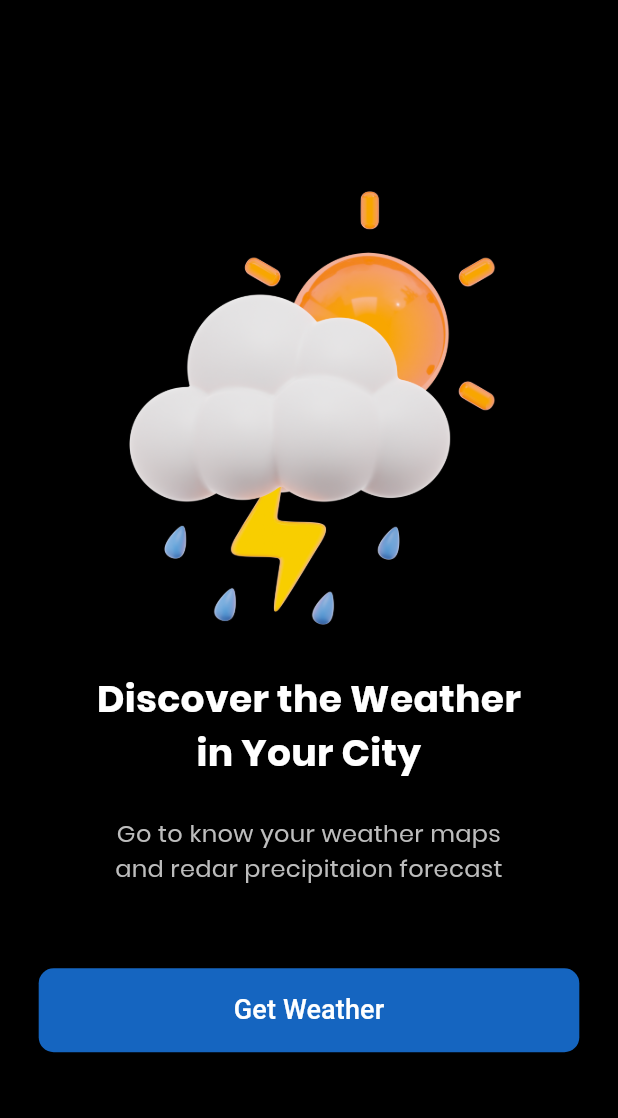
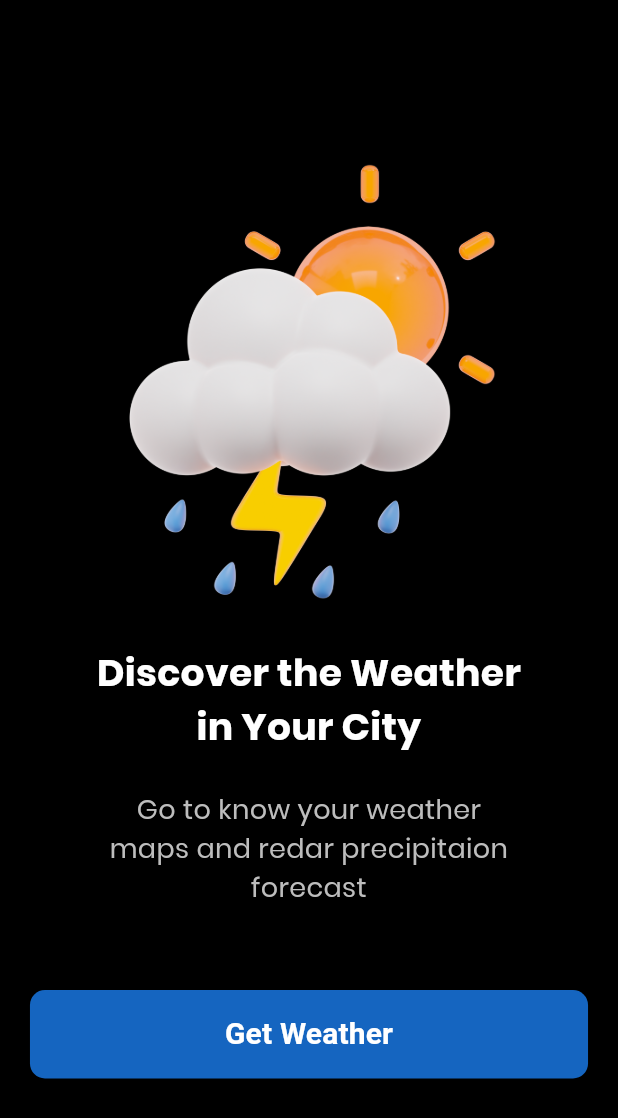
Before and after one commit to nbknri/Learning_Projects, a Flutter app: the screen it shows after launch, on a phone screen of 412 x 824 dp. Shown: the top 1118 px of the screen. Run offline on Flutter 3.47's test engine with Material 3 defaults, Android fonts, the light colour scheme and no system bars; our stand-ins replace audioplayers, cloud_firestore, dotted_border, firebase_core, geolocator, rflutter_alert and 1 more; accounts and stored records are empty; Roboto replaces fonts that are missing (Poppins Regualr).

Commit message:
complated nbk_weather app in flutter project

```diff
--- a/Flutter_Projects/nbk_weather/lib/datas/global_variabls.dart
+++ b/Flutter_Projects/nbk_weather/lib/datas/global_variabls.dart
@@ -1,5 +1,21 @@
+import 'package:flutter/material.dart';
+
 const apiKey = "b6cbe4186a0a461ba6e204235251110";
 const String apiUrl =
     "https://api.weatherapi.com/v1/current.json?key=$apiKey&q=";
 String errorMessage = "";
 String weatherMessage = "🌦️🌤️☀️🌧️";
+
+TextStyle appBarTextStyle = TextStyle(fontFamily: "Poppins Bold");
+
+TextStyle titleTextStyle = TextStyle(
+  fontSize: 25,
+  fontFamily: "Poppins Bold",
+  color: Colors.white,
+);
+
+TextStyle subTitleTextStyle = TextStyle(
+  fontSize: 18,
+  fontFamily: "Poppins Regular",
+  color: Colors.grey.shade400,
+);
--- a/Flutter_Projects/nbk_weather/lib/datas/network_manage.dart
+++ b/Flutter_Projects/nbk_weather/lib/datas/network_manage.dart
@@ -4,7 +4,7 @@ import 'package:nbk_weather/datas/global_variabls.dart';
 
 class NetworkManage {
   late String location;
-  late var data;
+  late dynamic data;
 
   NetworkManage({required this.location});
 
--- a/Flutter_Projects/nbk_weather/lib/screens/home_screen.dart
+++ b/Flutter_Projects/nbk_weather/lib/screens/home_screen.dart
@@ -1,5 +1,6 @@
 import 'package:flutter/material.dart';
-import 'package:nbk_weather/datas/error_message.dart';
+import 'package:nbk_weather/widgets/custom_button.dart';
+import 'package:nbk_weather/widgets/error_message.dart';
 import 'package:nbk_weather/datas/fetch_current_location.dart';
 import 'package:nbk_weather/datas/global_variabls.dart';
 import 'package:nbk_weather/screens/weather_screen.dart';
@@ -12,7 +13,7 @@ class HomeScreen extends StatefulWidget {
 }
 
 class _HomeScreenState extends State<HomeScreen> {
-  var locationJson;
+  dynamic locationJson;
 
   @override
   void initState() {
@@ -27,7 +28,7 @@ class _HomeScreenState extends State<HomeScreen> {
 
   void goToWeatherScreen() {
     if (locationJson != null) {
-      Navigator.push(
+      Navigator.pushReplacement(
         context,
         MaterialPageRoute(
           builder: (BuildContext context) =>
@@ -59,12 +60,7 @@ class _HomeScreenState extends State<HomeScreen> {
               child: Text(
                 "Discover the Weather in Your City",
                 textAlign: TextAlign.center,
-                style: TextStyle(
-                  fontSize: 25,
-                  fontWeight: FontWeight.w600,
-                  fontFamily: "Poppins Bold",
-                  color: Colors.white,
-                ),
+                style: titleTextStyle,
               ),
             ),
             SizedBox(height: 25),
@@ -73,34 +69,14 @@ class _HomeScreenState extends State<HomeScreen> {
               child: Text(
                 "Go to know your weather maps and redar precipitaion forecast",
                 textAlign: TextAlign.center,
-                style: TextStyle(
-                  fontSize: 16,
-                  fontFamily: "Poppins Regular",
-                  color: Colors.grey.shade400,
-                ),
+                style: subTitleTextStyle,
               ),
             ),
             SizedBox(height: 55),
-            ElevatedButton(
-              onPressed: () => goToWeatherScreen(),
-              style: ElevatedButton.styleFrom(
-                backgroundColor: Colors.blue.shade800,
-                padding: EdgeInsets.symmetric(
-                  horizontal: 130.0,
-                  vertical: 15.0,
-                ),
-                shape: RoundedRectangleBorder(
-                  borderRadius: BorderRadius.circular(10.0),
-                ),
-              ),
-              child: Text(
-                "Get Weather",
-                style: TextStyle(
-                  fontSize: 18,
-                  fontFamily: "Poppins Regualr",
-                  color: Colors.white,
-                ),
-              ),
+            CustomButton(
+              onPressed: goToWeatherScreen,
+              horizontalPadding: 130.0,
+              buttonText: "Get Weather",
             ),
           ],
         ),
--- /dev/null
+++ b/Flutter_Projects/nbk_weather/lib/widgets/custom_button.dart
@@ -0,0 +1,40 @@
+import 'package:flutter/material.dart';
+
+class CustomButton extends StatelessWidget {
+  const CustomButton({
+    super.key,
+    required this.onPressed,
+    required this.horizontalPadding,
+    required this.buttonText,
+  });
+
+  final void Function() onPressed;
+  final double horizontalPadding;
+  final String buttonText;
+
+  @override
+  Widget build(BuildContext context) {
+    return ElevatedButton(
+      onPressed: onPressed,
+      style: ElevatedButton.styleFrom(
+        backgroundColor: Colors.blue.shade800,
+        padding: EdgeInsets.symmetric(
+          horizontal: horizontalPadding,
+          vertical: 15.0,
+        ),
+        shape: RoundedRectangleBorder(
+          borderRadius: BorderRadius.circular(10.0),
+        ),
+      ),
+      child: Text(
+        buttonText,
+        style: TextStyle(
+          fontSize: 20,
+          fontFamily: "Poppins Regualr",
+          color: Colors.white,
+          fontWeight: FontWeight.bold,
+        ),
+      ),
+    );
+  }
+}
```
Also changed, not shown: Flutter_Projects/nbk_weather/lib/datas/location.dart (+1 -9 lines), Flutter_Projects/nbk_weather/lib/screens/search_page.dart (added, +97 -0 lines), Flutter_Projects/nbk_weather/lib/screens/weather_screen.dart (+33 -21 lines), Flutter_Projects/nbk_weather/pubspec.yaml (+8 -0 lines), Flutter_Projects/nbk_weather/assets/icon/icon.png (added), Flutter_Projects/nbk_weather/lib/widgets/error_message.dart (renamed from Flutter_Projects/nbk_weather/lib/datas/error_message.dart), Flutter_Projects/nbk_weather/pubspec.lock, 30 other files.
